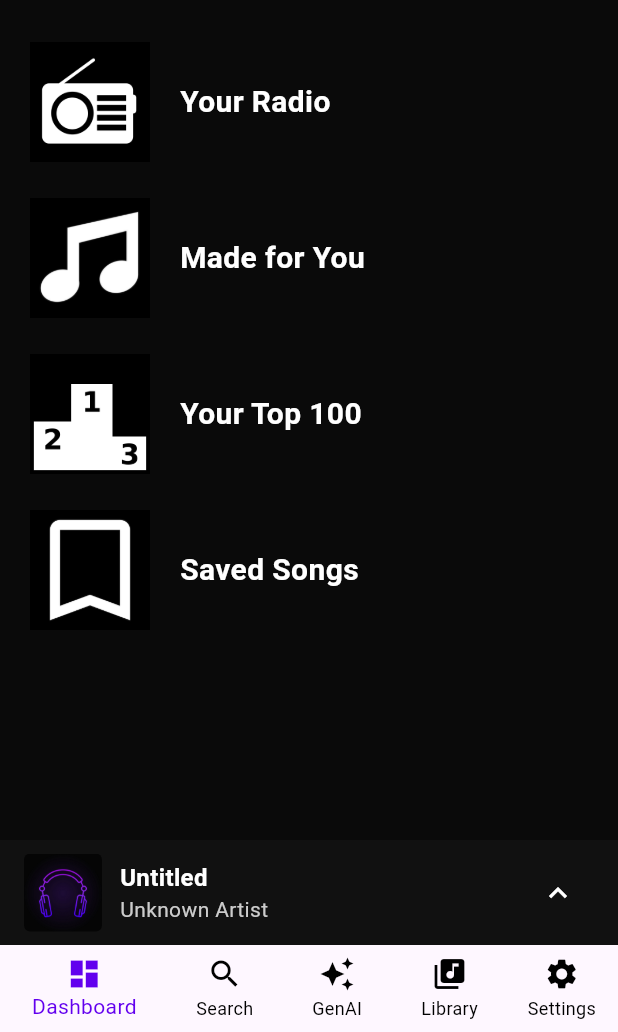
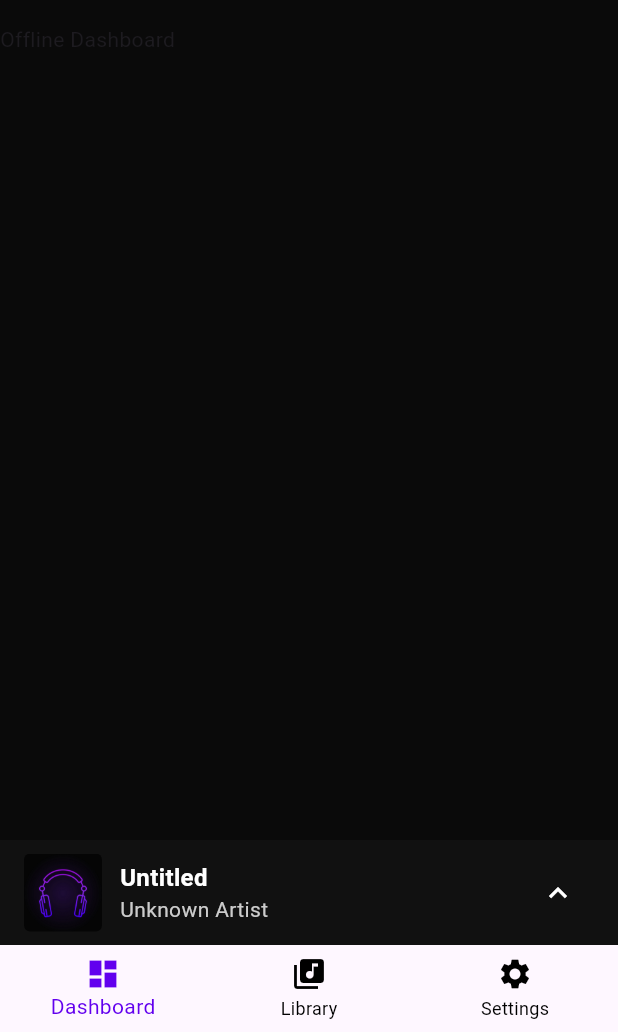
Before and after one commit to YazKzirius/KzMusic-Cross-Platform, a Flutter app: the screen it shows after launch, after a tap on "Use Offline", on a phone screen of 412 x 824 dp, the part 204-1236 px from its top. Run offline on Flutter 3.47's test engine with Material 3 defaults, Android fonts, the phone set to English and light mode, and no system bars; our stand-ins replace app_links, firebase_core, shared_preferences; missing offline and left inert: dart:html; accounts and stored records are empty.

Commit message:
- Added external audio file metadata libraries - Added offline landing page for usage without wifi or spotify integration Future additions: 1. Implement advanced audio processing and audio handling for Kzmusic standard 2. Add the spotify api integration like native android app 3. Add AI research to it using NLP to suggest songs

```diff
--- a/lib/main.dart
+++ b/lib/main.dart
@@ -1,46 +1,37 @@
 import 'package:flutter/material.dart';
 import 'package:kzmusic_cross_platform/screens/GetStartedScreen.dart';
-import 'package:kzmusic_cross_platform/screens/LandingPage.dart';
+import 'package:kzmusic_cross_platform/screens/OnlineLandingPage.dart';
 import 'package:app_links/app_links.dart';
 import 'dart:async';
 import 'package:kzmusic_cross_platform/services/SpotifyAuthService.dart';
-import 'package:flutter/foundation.dart' show kIsWeb;
-import 'package:kzmusic_cross_platform/services/PlatformService.dart';
+import 'package:kzmusic_cross_platform/services/AuthNotifier.dart'; // Import the notifier
+import 'package:provider/provider.dart'; // Import provider
+import 'package:kzmusic_cross_platform/screens/OfflineLandingPage.dart';
 
 void main() {
-  runApp(const MyApp());
+  runApp(
+    ChangeNotifierProvider(
+      create: (context) => AuthNotifier(),
+      child: const MyApp(),
+    ),
+  );
 }
 
 class MyApp extends StatelessWidget {
   const MyApp({super.key});
 
-  // This widget is the root of your application.
   @override
   Widget build(BuildContext context) {
     return MaterialApp(
       title: 'Kzmusic',
       theme: ThemeData(
-        // This is the theme of your application.
-        //
-        // TRY THIS: Try running your application with "flutter run". You'll see
-        // the application has a purple toolbar. Then, without quitting the app,
-        // try changing the seedColor in the colorScheme below to Colors.green
-        // and then invoke "hot reload" (save your changes or press the "hot
-        // reload" button in a Flutter-supported IDE, or press "r" if you used
-        // the command line to start the app).
-        //
-        // Notice that the counter didn't reset back to zero; the application
-        // state is not lost during the reload. To reset the state, use hot
-        // restart instead.
-        //
-        // This works for code too, not just values: Most code changes can be
-        // tested with just a hot reload.
         colorScheme: ColorScheme.fromSeed(seedColor: Colors.deepPurple),
       ),
-      home: AuthGate()
+      home: AuthGate(),
     );
   }
 }
+
 class AuthGate extends StatefulWidget {
   const AuthGate({super.key});
 
@@ -49,16 +40,12 @@ class AuthGate extends StatefulWidget {
 }
 
 class _AuthGateState extends State<AuthGate> {
-  final SpotifyAuthService _authService = SpotifyAuthService();
   StreamSubscription<Uri>? _linkSubscription;
-
-  bool _isLoggedIn = false;
-  bool _isChecking = true;
 
   @override
   void initState() {
     super.initState();
-    _initAuth();
+    _initDeepLinkListener();
   }
 
   @override
@@ -67,79 +54,32 @@ class _AuthGateState extends State<AuthGate> {
     super.dispose();
   }
 
-  Future<void> _initAuth() async {
-    if (kIsWeb) {
-      await _handleWebAuth();
-    } else {
-      await _handleMobileAuth();
-    }
-  }
+  Future<void> _initDeepLinkListener() async {
+    final _appLinks = AppLinks();
+    final authNotifier = Provider.of<AuthNotifier>(context, listen: false);
 
-  Future<void> _handleWebAuth() async {
-    final currentUri = Uri.base;
-    if (currentUri.queryParameters.containsKey('code')) {
-      final success = await _authService.handleRedirect(currentUri);
-      if (mounted) {
-        setState(() {
-          _isLoggedIn = success;
-          _isChecking = false;
-        });
-        cleanUrlAfterAuth();
-      }
-    } else {
-      final token = await _authService.getAccessToken();
-      if (mounted) {
-        setState(() {
-          _isLoggedIn = token != null;
-          _isChecking = false;
-        });
-      }
-    }
-  }
-
-  Future<void> _handleMobileAuth() async {
-    final _appLinks = AppLinks();
-    final storedToken = await _authService.getAccessToken();
-    if (storedToken != null) {
-      if (mounted) setState(() {
-        _isLoggedIn = true;
-        _isChecking = false;
-      });
-      return;
-    }
     final initialUri = await _appLinks.getInitialLink();
     if (initialUri != null) {
-      await _handleAuthRedirect(initialUri);
-      return;
+      authNotifier.handleAuthRedirect(initialUri);
     }
+
     _linkSubscription = _appLinks.uriLinkStream.listen((uri) {
-      _handleAuthRedirect(uri);
+      authNotifier.handleAuthRedirect(uri);
     });
-    if (mounted) setState(() => _isChecking = false);
-  }
-
-  Future<void> _handleAuthRedirect(Uri uri) async {
-    if (uri.scheme == 'kzmusiccrossplatform' && uri.host == 'callback') {
-      final success = await _authService.handleRedirect(uri);
-      if (success && mounted) {
-        setState(() {
-          _isLoggedIn = true;
-          _isChecking = false;
-        });
-      } else if (mounted) {
-        setState(() {
-          _isLoggedIn = false;
-          _isChecking = false;
-        });
-      }
-    }
   }
 
   @override
   Widget build(BuildContext context) {
-    if (_isChecking) {
-      return const Scaffold(body: Center(child: CircularProgressIndicator()));
+    final authNotifier = Provider.of<AuthNotifier>(context);
+    switch (authNotifier.status) {
+      case AppStatus.checking:
+        return const Scaffold(body: Center(child: CircularProgressIndicator()));
+      case AppStatus.loggedIn:
+        return const LandingPage();
+      case AppStatus.loggedOut:
+        return const GetStartedScreen();
+      case AppStatus.offline:
+        return const OfflineLandingPage();
     }
-    return _isLoggedIn ? const LandingPage() : const GetStartedScreen();
   }
 }
--- a/lib/screens/GetStartedScreen.dart
+++ b/lib/screens/GetStartedScreen.dart
@@ -1,6 +1,8 @@
 import 'package:flutter/material.dart';
 import 'package:kzmusic_cross_platform/services/SpotifyAuthService.dart';
-import 'package:kzmusic_cross_platform/screens/LandingPage.dart';
+import 'package:kzmusic_cross_platform/screens/OfflineLandingPage.dart';
+import 'package:kzmusic_cross_platform/services/AuthNotifier.dart';
+import 'package:provider/provider.dart';
 
 
 class GetStartedScreen extends StatefulWidget {
@@ -18,12 +20,7 @@ class _GetStartedScreenState extends State<GetStartedScreen> {
       _isLoading = true;
     });
 
-    // This will open the browser for the user to log in.
-    // The redirect will be handled when the app comes back into focus.
     await _authService.authenticate();
-
-    // We don't need to handle success/failure here, as the redirect
-    // will trigger a full app reload on the web.
     if (mounted) {
       setState(() {
         _isLoading = false;
@@ -78,11 +75,7 @@ class _GetStartedScreenState extends State<GetStartedScreen> {
                   height: 56.0,
                   child: ElevatedButton(
                     onPressed: _isLoading ? null : () {
-                      Navigator.push(
-                          context,
-                          MaterialPageRoute(
-                              builder: (context) => const LandingPage())
-                      );
+                      Provider.of<AuthNotifier>(context, listen: false).enterOfflineMode();
                     },
                     style: ElevatedButton.styleFrom(
                       backgroundColor: Color(0xFF222222), // Equivalent to backgroundTint="@color/purple"
--- /dev/null
+++ b/lib/screens/OfflineDashboardScreen.dart
@@ -0,0 +1,21 @@
+import 'package:flutter/material.dart';
+
+class OfflineDashboardScreen extends StatefulWidget {
+  const OfflineDashboardScreen({super.key});
+  @override
+  State<StatefulWidget> createState() {
+    return _OfflineDashboardScreenState();
+  }
+}
+class _OfflineDashboardScreenState extends State<OfflineDashboardScreen> {
+  @override
+  Widget build(BuildContext context) {
+    return Scaffold(
+      backgroundColor: const Color(0xFF0A0A0A),
+      body: Column(
+        children: [Text('Offline Dashboard')
+        ]
+    )
+    );
+  }
+}
--- /dev/null
+++ b/lib/screens/OfflineLandingPage.dart
@@ -0,0 +1,146 @@
+import 'package:flutter/material.dart';
+import 'package:kzmusic_cross_platform/services/SpotifyAuthService.dart';
+import 'package:kzmusic_cross_platform/screens/OfflineDashboardScreen.dart';
+import 'package:kzmusic_cross_platform/screens/LibraryScreen.dart';
+import 'package:kzmusic_cross_platform/screens/OfflineSettingsScreen.dart';
+
+// Placeholder screens for the navigation items
+class Dashboard extends StatelessWidget {
+  const Dashboard({super.key});
+  @override
+  Widget build(BuildContext context) => const OfflineDashboardScreen();
+}
+
+class Library extends StatelessWidget {
+  const Library({super.key});
+  @override
+  Widget build(BuildContext context) => const LibraryScreen();
+}
+
+// Settings screen with a sign-out button
+class Settings extends StatelessWidget {
+  const Settings({super.key});
+
+  @override
+  Widget build(BuildContext context) => const OfflineSettingsScreen();
+}
+
+
+class OfflineLandingPage extends StatefulWidget {
+  const OfflineLandingPage({super.key});
+
+  @override
+  State<OfflineLandingPage> createState() => _OfflineLandingPageState();
+}
+
+class _OfflineLandingPageState extends State<OfflineLandingPage> {
+  int _selectedIndex = 0;
+
+  static const List<Widget> _pages = <Widget>[
+    Dashboard(),
+    Library(),
+    Settings(),
+  ];
+
+  void _onItemTapped(int index) {
+    setState(() {
+      _selectedIndex = index;
+    });
+  }
+
+  @override
+  Widget build(BuildContext context) {
+    return Scaffold(
+      backgroundColor: const Color(0xFF0A0A0A),
+      body: Column(
+        children: [
+          Padding(
+            padding: const EdgeInsets.symmetric(vertical: 16.0),
+            child: Image.asset(
+              'assets/AppLogo.png', // The single, shared logo
+              width: 120,
+              height: 120,
+            ),
+          ),
+          Expanded(
+            child: IndexedStack(
+              index: _selectedIndex,
+              children: _pages,
+            ),
+          ),
+
+          const PlaybackBar(),
+        ],
+      ),
+      bottomNavigationBar: BottomNavigationBar(
+        items: const <BottomNavigationBarItem>[
+          BottomNavigationBarItem(icon: Icon(Icons.dashboard), label: 'Dashboard'),
+          BottomNavigationBarItem(icon: Icon(Icons.library_music), label: 'Library'),
+          BottomNavigationBarItem(icon: Icon(Icons.settings), label: 'Settings'),
+        ],
+        currentIndex: _selectedIndex,
+        selectedItemColor: Color(0xFF6200EE),
+        unselectedItemColor: Colors.black,
+        onTap: _onItemTapped,
+        showUnselectedLabels: true,
+      ),
+    );
+  }
+}
+class PlaybackBar extends StatelessWidget {
+  const PlaybackBar({super.key});
+
+  @override
+  Widget build(BuildContext context) {
+    return Container(
+      height: 70,
+      color: const Color(0xFF111111), // Dark background
+      padding: const EdgeInsets.symmetric(horizontal: 16.0),
+      child: Row(
+        children: [
+          ClipRRect(
+            borderRadius: BorderRadius.circular(4),
+            child: Image.asset(
+              'assets/ic_library.png',
+              width: 52,
+              height: 52,
+              fit: BoxFit.cover,
+            ),
+          ),
+          const SizedBox(width: 12),
+          Expanded(
+            child: Column(
+              mainAxisAlignment: MainAxisAlignment.center,
+              crossAxisAlignment: CrossAxisAlignment.start,
+              children: [
+                Text(
+                  'Untitled',
+                  style: const TextStyle(
+                    color: Colors.white,
+                    fontSize: 16,
+                    fontWeight: FontWeight.bold,
+                  ),
+                  maxLines: 1,
+                  overflow: TextOverflow.ellipsis,
+                ),
+                Text(
+                  'Unknown Artist',
+                  style: const TextStyle(
+                    color: Color(0xFFCCCCCC),
+                    fontSize: 14,
+                  ),
+                  maxLines: 1,
+                  overflow: TextOverflow.ellipsis,
+                ),
+              ],
+            ),
+          ),
+          IconButton(
+            icon: const Icon(Icons.keyboard_arrow_up, color: Colors.white),
+            onPressed: () => print('Playback bar tapped'),
+          ),
+        ],
+      ),
+    );
+  }
+}
--- /dev/null
+++ b/lib/screens/OfflineSettingsScreen.dart
@@ -0,0 +1,86 @@
+import 'package:flutter/material.dart';
+import 'package:kzmusic_cross_platform/screens/GetStartedScreen.dart';
+import 'package:kzmusic_cross_platform/services/SpotifyAuthService.dart'; // Make sure this path is correct
+import 'package:provider/provider.dart';
+import 'package:kzmusic_cross_platform/services/AuthNotifier.dart'; // Import the notifier';
+
+// This is the main widget for your 'Settings' tab.
+class OfflineSettingsScreen extends StatelessWidget {
+  const OfflineSettingsScreen({super.key});
+
+  @override
+  Widget build(BuildContext context) {
+    // SingleChildScrollView makes the content scrollable if it overflows.
+    return SingleChildScrollView(
+      child: Padding(
+        padding: const EdgeInsets.symmetric(horizontal: 20.0),
+        child: Column(
+          // crossAxisAlignment: CrossAxisAlignment.center aligns children horizontally to the center.
+          crossAxisAlignment: CrossAxisAlignment.center,
+          children: [
+            // Profile Picture
+            // Using CircleAvatar for a circular shape, which is common for profile pics.
+            const CircleAvatar(
+              radius: 48, // Corresponds to 96dp width/height
+              backgroundColor: Colors.transparent,
+              // TODO: Replace with your account icon asset
+              child: Icon(Icons.account_circle, size: 96, color: Colors.white),
+            ),
+            const SizedBox(height: 12),
+
+            // Username Display
+            const Text(
+              'Welcome, Yazeed',
+              style: TextStyle(
+                color: Colors.white,
+                fontSize: 18,
+                fontWeight: FontWeight.bold,
+              ),
+            ),
+            const SizedBox(height: 24),
+
+            // Divider
+            const Divider(color: Colors.grey),
+            const SizedBox(height: 24),
+
+            // Connect with Spotify Button
+            Container(
+              padding: const EdgeInsets.symmetric(horizontal: 8.0),
+              decoration: BoxDecoration(
+                color: const Color(0xFF222222),
+                borderRadius: BorderRadius.circular(8), // For the rounded_background effect
+              ),
+              child: Row(
+                children: [
+                  // Spotify Icon
+                  Image.asset(
+                    'assets/ic_spotify.png', // TODO: Add Spotify icon to assets
+                    width: 40,
+                    height: 40,
+                  ),
+                  const SizedBox(width: 12),
+                  // Expanded makes the button take up the remaining space
+                  Expanded(
+                    child: TextButton(
+                      onPressed: () {
+                        ScaffoldMessenger.of(context).showSnackBar(
+                          const SnackBar(content: Text('Navigating to back to homepage')),
+                        );
+                        Provider.of<AuthNotifier>(context, listen: false).signOut();
+                      },
+                      style: TextButton.styleFrom(
+                        foregroundColor: Colors.white,
+                      ),
+                      child: const Text('Go online with Spotify', style: TextStyle(fontSize: 16)),
+                    ),
+                  ),
+                ],
+              ),
+            ),
+            const SizedBox(height: 12),
+          ],
+        ),
+      ),
+    );
+  }
+}
--- a/lib/screens/LandingPage.dart
+++ b/lib/screens/OnlineLandingPage.dart
@@ -3,7 +3,7 @@ import 'package:kzmusic_cross_platform/services/SpotifyAuthService.dart';
 import 'package:kzmusic_cross_platform/screens/DashboardScreen.dart';
 import 'package:kzmusic_cross_platform/screens/SearchScreen.dart';
 import 'package:kzmusic_cross_platform/screens/LibraryScreen.dart';
-import 'package:kzmusic_cross_platform/screens/AccountSettingsScreen.dart';
+import 'package:kzmusic_cross_platform/screens/SettingsScreen.dart';
 
 // Placeholder screens for the navigation items
 class Dashboard extends StatelessWidget {
--- a/lib/screens/AccountSettingsScreen.dart
+++ b/lib/screens/SettingsScreen.dart
@@ -1,6 +1,8 @@
 import 'package:flutter/material.dart';
 import 'package:kzmusic_cross_platform/screens/GetStartedScreen.dart';
 import 'package:kzmusic_cross_platform/services/SpotifyAuthService.dart'; // Make sure this path is correct
+import 'package:provider/provider.dart';
+import 'package:kzmusic_cross_platform/services/AuthNotifier.dart'; // Import the notifier';
 
 // This is the main widget for your 'Settings' tab.
 class SettingsScreen extends StatelessWidget {
@@ -41,21 +43,6 @@ class SettingsScreen extends StatelessWidget {
             const Divider(color: Colors.grey),
             const SizedBox(height: 24),
 
-            // Change Password Button
-            SizedBox(
-              width: double.infinity,
-              child: ElevatedButton(
-                onPressed: () => print('Change Password Tapped'),
-                style: ElevatedButton.styleFrom(
-                  backgroundColor: Color(0xFF6200EE),
-                  foregroundColor: Colors.white,
-                  padding: const EdgeInsets.symmetric(vertical: 12),
-                ),
-                child: const Text('Change Password', style: TextStyle(fontSize: 16)),
-              ),
-            ),
-            const SizedBox(height: 12),
-
             // Connect with Spotify Button
             Container(
               padding: const EdgeInsets.symmetric(horizontal: 8.0),
@@ -93,8 +80,9 @@ class SettingsScreen extends StatelessWidget {
               child: ElevatedButton(
                 onPressed: () {
                   ScaffoldMessenger.of(context).showSnackBar(
-                    const SnackBar(content: Text('Sign out pressed')),
-                  );
+                    const SnackBar(content: Text('Signing Out')),
+                    );
+                  Provider.of<AuthNotifier>(context, listen: false).signOut();
                 },
                 style: ElevatedButton.styleFrom(
                   backgroundColor: Color(0xFF6200EE),
--- /dev/null
+++ b/lib/services/AuthNotifier.dart
@@ -0,0 +1,47 @@
+import 'package:flutter/material.dart';
+import 'package:kzmusic_cross_platform/services/SpotifyAuthService.dart';
+
+enum AppStatus {
+  checking,
+  loggedIn,
+  loggedOut,
+  offline,
+}
+
+class AuthNotifier extends ChangeNotifier {
+  final SpotifyAuthService _authService = SpotifyAuthService();
+  AppStatus _status = AppStatus.checking;
+  AppStatus get status => _status;
+
+  AuthNotifier() {
+    checkAuthStatus();
+  }
+
+  Future<void> checkAuthStatus() async {
+    final token = await _authService.getAccessToken();
+    _status = token != null ? AppStatus.loggedIn : AppStatus.loggedOut;
+    notifyListeners();
+  }
+
+  Future<void> handleAuthRedirect(Uri uri) async {
+    final success = await _authService.handleRedirect(uri);
+    if (success) {
+      _status = AppStatus.loggedIn;
+    } else {
+      // If it fails, stay logged out
+      _status = AppStatus.loggedOut;
+    }
+    notifyListeners();
+  }
+
+  Future<void> signOut() async {
+    await _authService.signOut();
+    _status = AppStatus.loggedOut;
+    notifyListeners();
+  }
+
+  void enterOfflineMode() {
+    _status = AppStatus.offline;
+    notifyListeners();
+  }
+}
--- a/pubspec.yaml
+++ b/pubspec.yaml
@@ -43,7 +43,9 @@ dependencies:
   crypto: ^3.0.6
   convert: ^3.1.2
   app_links: ^6.4.1
-  metadata_god: ^1.1.0
+  on_audio_query: ^1.0.1
+  on_audio_query_android_v1_8: ^1.1.0
+  audio_metadata_reader: ^1.4.2
 
 dev_dependencies:
   flutter_test:
```
Also changed, not shown: lib/services/SpotifyAuthService.dart (+0 -12 lines), pubspec.lock, 1 other file.
